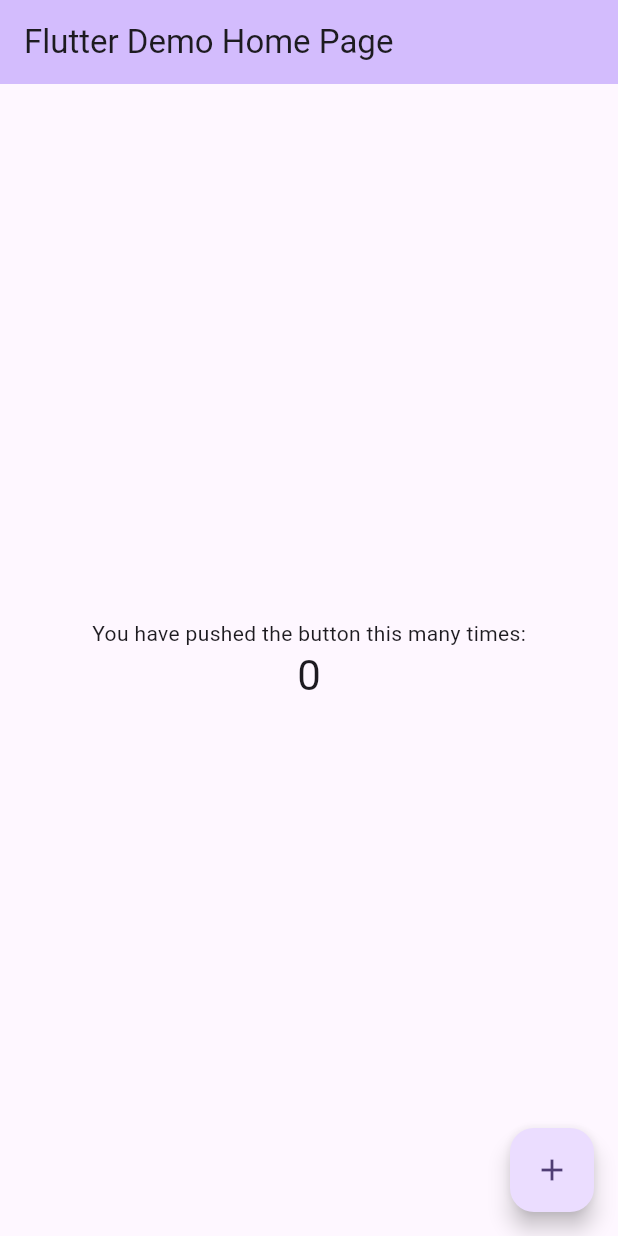
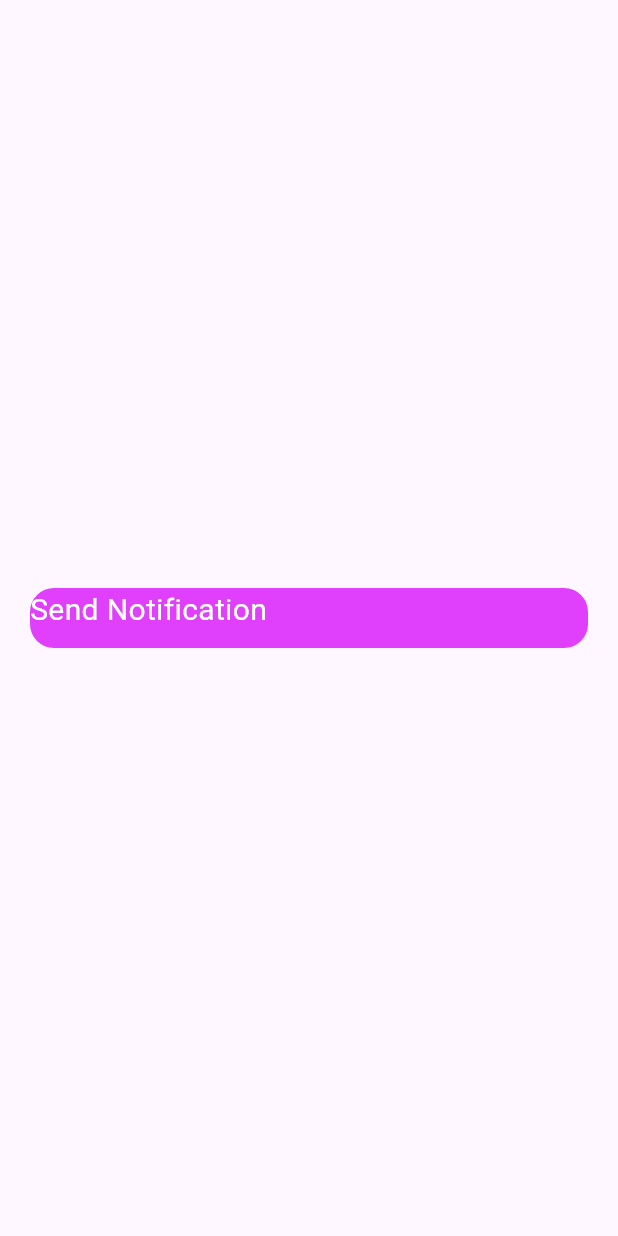
Before and after one commit to vishalbwaghmare/learn_flutter, a Flutter app: the screen it shows after launch, on a phone screen of 412 x 824 dp. Run offline on Flutter 3.47's test engine with Material 3 defaults, Android fonts, the phone set to English and light mode, and no system bars; our stand-ins replace firebase_core, firebase_messaging, flutter_dotenv, shared_preferences; accounts and stored records are empty.

Commit message:
created send notification page

```diff
--- /dev/null
+++ b/local_notification/lib/features/local_nofitication/send_notification.dart
@@ -0,0 +1,40 @@
+import 'package:flutter/cupertino.dart';
+import 'package:flutter/material.dart';
+
+class SendNotificationScreen extends StatefulWidget {
+  const SendNotificationScreen({super.key});
+
+  @override
+  State<SendNotificationScreen> createState() => _SendNotificationScreenState();
+}
+
+class _SendNotificationScreenState extends State<SendNotificationScreen> {
+  @override
+  Widget build(BuildContext context) {
+    return Scaffold(
+      body: Center(
+        child: Padding(
+          padding: const EdgeInsets.all(20),
+          child: InkWell(
+            onTap: (){},
+            child: Container(
+              width: double.infinity,
+              height: 40,
+              decoration: BoxDecoration(
+                borderRadius: BorderRadius.circular(16),
+                color: Colors.purpleAccent,
+              ),
+              child: Text(
+                "Send Notification",
+                style: TextStyle(
+                  color: Colors.white,
+                  fontSize: 20,
+                ),
+              ),
+            ),
+          ),
+        ),
+      ),
+    );
+  }
+}
--- a/local_notification/lib/main.dart
+++ b/local_notification/lib/main.dart
@@ -1,6 +1,8 @@
 import 'package:flutter/material.dart';
+import 'package:local_notification/features/local_nofitication/send_notification.dart';
 
-void main() {
+void main() async{
+  WidgetsFlutterBinding.ensureInitialized();
   runApp(const MyApp());
 }
 
@@ -11,112 +13,12 @@ class MyApp extends StatelessWidget {
   @override
   Widget build(BuildContext context) {
     return MaterialApp(
-      title: 'Flutter Demo',
+      debugShowCheckedModeBanner: false,
+      title: 'Local notification',
       theme: ThemeData(
-        // This is the theme of your application.
-        //
-        // TRY THIS: Try running your application with "flutter run". You'll see
-        // the application has a purple toolbar. Then, without quitting the app,
-        // try changing the seedColor in the colorScheme below to Colors.green
-        // and then invoke "hot reload" (save your changes or press the "hot
-        // reload" button in a Flutter-supported IDE, or press "r" if you used
-        // the command line to start the app).
-        //
-        // Notice that the counter didn't reset back to zero; the application
-        // state is not lost during the reload. To reset the state, use hot
-        // restart instead.
-        //
-        // This works for code too, not just values: Most code changes can be
-        // tested with just a hot reload.
         colorScheme: .fromSeed(seedColor: Colors.deepPurple),
       ),
-      home: const MyHomePage(title: 'Flutter Demo Home Page'),
+      home: SendNotificationScreen(),
     );
   }
 }
-
-class MyHomePage extends StatefulWidget {
-  const MyHomePage({super.key, required this.title});
-
-  // This widget is the home page of your application. It is stateful, meaning
-  // that it has a State object (defined below) that contains fields that affect
-  // how it looks.
-
-  // This class is the configuration for the state. It holds the values (in this
-  // case the title) provided by the parent (in this case the App widget) and
-  // used by the build method of the State. Fields in a Widget subclass are
-  // always marked "final".
-
-  final String title;
-
-  @override
-  State<MyHomePage> createState() => _MyHomePageState();
-}
-
-class _MyHomePageState extends State<MyHomePage> {
-  int _counter = 0;
-
-  void _incrementCounter() {
-    setState(() {
-      // This call to setState tells the Flutter framework that something has
-      // changed in this State, which causes it to rerun the build method below
-      // so that the display can reflect the updated values. If we changed
-      // _counter without calling setState(), then the build method would not be
-      // called again, and so nothing would appear to happen.
-      _counter++;
-    });
-  }
-
-  @override
-  Widget build(BuildContext context) {
-    // This method is rerun every time setState is called, for instance as done
-    // by the _incrementCounter method above.
-    //
-    // The Flutter framework has been optimized to make rerunning build methods
-    // fast, so that you can just rebuild anything that needs updating rather
-    // than having to individually change instances of widgets.
-    return Scaffold(
-      appBar: AppBar(
-        // TRY THIS: Try changing the color here to a specific color (to
-        // Colors.amber, perhaps?) and trigger a hot reload to see the AppBar
-        // change color while the other colors stay the same.
-        backgroundColor: Theme.of(context).colorScheme.inversePrimary,
-        // Here we take the value from the MyHomePage object that was created by
-        // the App.build method, and use it to set our appbar title.
-        title: Text(widget.title),
-      ),
-      body: Center(
-        // Center is a layout widget. It takes a single child and positions it
-        // in the middle of the parent.
-        child: Column(
-          // Column is also a layout widget. It takes a list of children and
-          // arranges them vertically. By default, it sizes itself to fit its
-          // children horizontally, and tries to be as tall as its parent.
-          //
-          // Column has various properties to control how it sizes itself and
-          // how it positions its children. Here we use mainAxisAlignment to
-          // center the children vertically; the main axis here is the vertical
-          // axis because Columns are vertical (the cross axis would be
-          // horizontal).
-          //
-          // TRY THIS: Invoke "debug painting" (choose the "Toggle Debug Paint"
-          // action in the IDE, or press "p" in the console), to see the
-          // wireframe for each widget.
-          mainAxisAlignment: .center,
-          children: [
-            const Text('You have pushed the button this many times:'),
-            Text(
-              '$_counter',
-              style: Theme.of(context).textTheme.headlineMedium,
-            ),
-          ],
-        ),
-      ),
-      floatingActionButton: FloatingActionButton(
-        onPressed: _incrementCounter,
-        tooltip: 'Increment',
-        child: const Icon(Icons.add),
-      ),
-    );
-  }
-}
--- a/local_notification/pubspec.yaml
+++ b/local_notification/pubspec.yaml
@@ -34,6 +34,7 @@ dependencies:
   # The following adds the Cupertino Icons font to your application.
   # Use with the CupertinoIcons class for iOS style icons.
   cupertino_icons: ^1.0.8
+  awesome_notifications: ^0.11.0
 
 dev_dependencies:
   flutter_test:
```
Also changed, not shown: local_notification/pubspec.lock.
